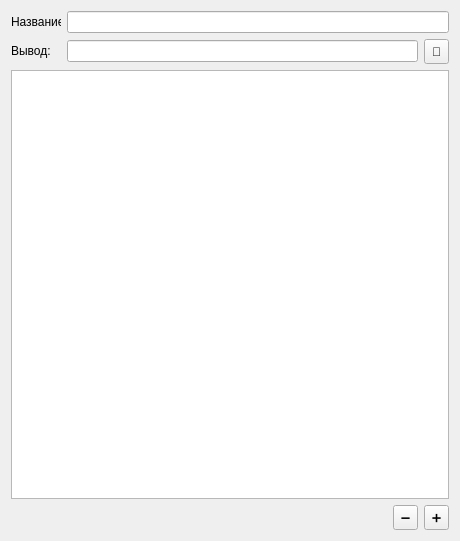
Qt form Forms/ProjTab.ui (hremman/ImageCompiler) before a commit.
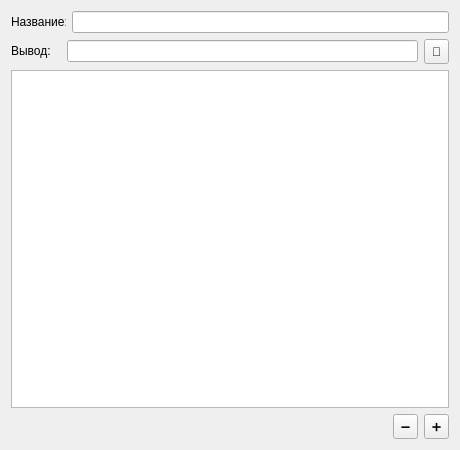
The same form after that commit. Icons and pictures are not drawn.

Diff of the .ui file:
```diff
--- a/Forms/ProjTab.ui
+++ b/Forms/ProjTab.ui
@@ -7,13 +7,13 @@
     <x>0</x>
     <y>0</y>
     <width>460</width>
-    <height>541</height>
+    <height>450</height>
    </rect>
   </property>
   <property name="minimumSize">
    <size>
     <width>460</width>
-    <height>500</height>
+    <height>450</height>
    </size>
   </property>
   <property name="windowTitle">
@@ -26,13 +26,13 @@
       <widget class="QLabel" name="label">
        <property name="minimumSize">
         <size>
-         <width>50</width>
+         <width>55</width>
          <height>16</height>
         </size>
        </property>
        <property name="maximumSize">
         <size>
-         <width>50</width>
+         <width>55</width>
          <height>16</height>
         </size>
        </property>
```
